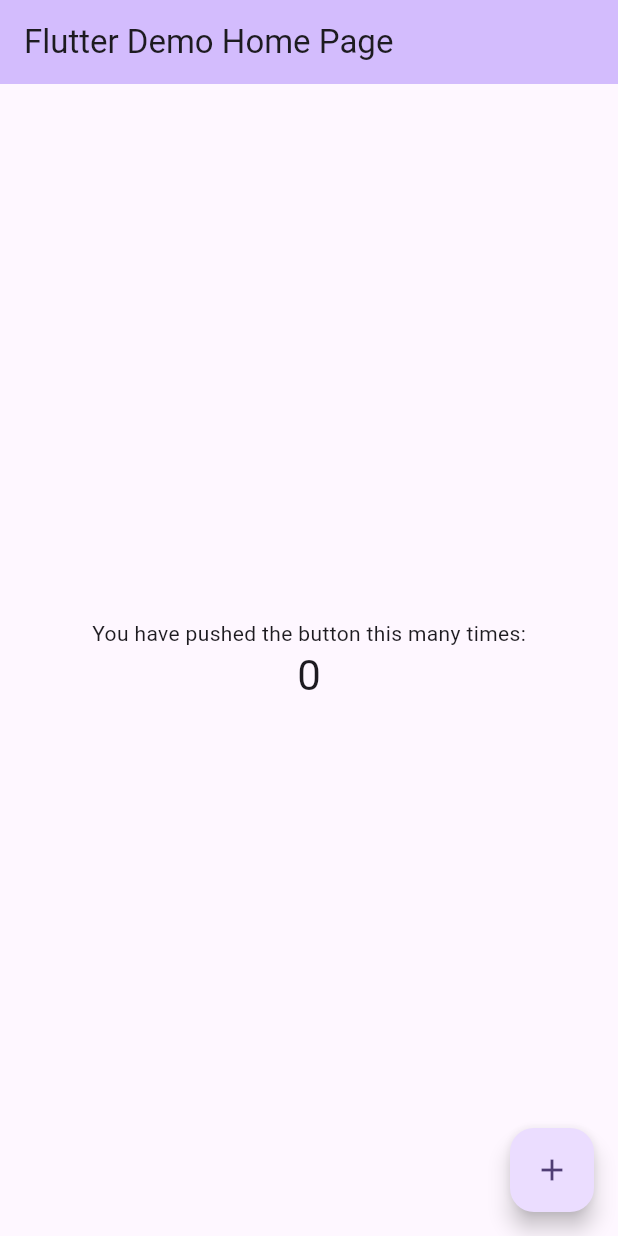
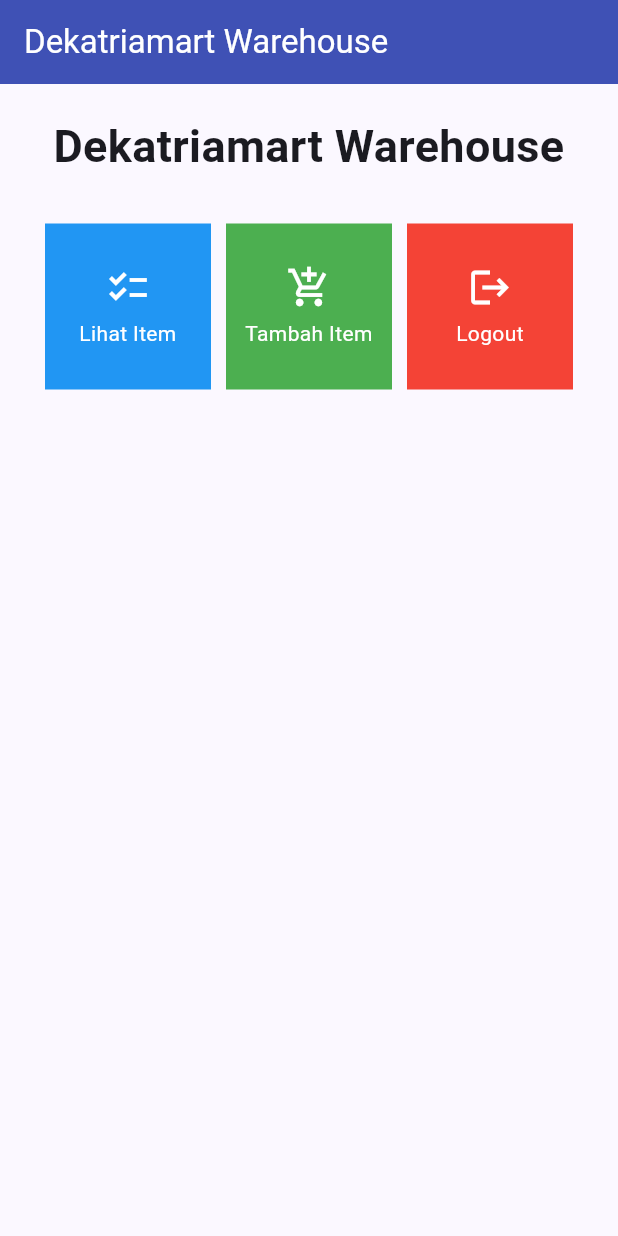
Before and after one commit to RobertBenyamin/DekatriaMart-Warehouse-Mobile, a Flutter app: the screen it shows after launch, on a phone screen of 412 x 824 dp. Run offline on Flutter 3.47's test engine with Material 2 defaults, Android fonts, the light colour scheme and no system bars.

Commit message:
feat: create 3 buttons

```diff
--- a/lib/main.dart
+++ b/lib/main.dart
@@ -1,4 +1,5 @@
 import 'package:flutter/material.dart';
+import 'package:dekatriamart_warehouse/menu.dart';
 
 void main() {
   runApp(const MyApp());
@@ -7,119 +8,16 @@
 class MyApp extends StatelessWidget {
   const MyApp({super.key});
 
-  // This widget is the root of your application.
   @override
   Widget build(BuildContext context) {
     return MaterialApp(
       title: 'Flutter Demo',
+      debugShowCheckedModeBanner: false,
       theme: ThemeData(
-        // This is the theme of your application.
-        //
-        // TRY THIS: Try running your application with "flutter run". You'll see
-        // the application has a blue toolbar. Then, without quitting the app,
-        // try changing the seedColor in the colorScheme below to Colors.green
-        // and then invoke "hot reload" (save your changes or press the "hot
-        // reload" button in a Flutter-supported IDE, or press "r" if you used
-        // the command line to start the app).
-        //
-        // Notice that the counter didn't reset back to zero; the application
-        // state is not lost during the reload. To reset the state, use hot
-        // restart instead.
-        //
-        // This works for code too, not just values: Most code changes can be
-        // tested with just a hot reload.
-        colorScheme: ColorScheme.fromSeed(seedColor: Colors.deepPurple),
+        colorScheme: ColorScheme.fromSeed(seedColor: Colors.indigo),
         useMaterial3: true,
       ),
-      home: const MyHomePage(title: 'Flutter Demo Home Page'),
+      home: MyHomePage(),
     );
   }
 }
-
-class MyHomePage extends StatefulWidget {
-  const MyHomePage({super.key, required this.title});
-
-  // This widget is the home page of your application. It is stateful, meaning
-  // that it has a State object (defined below) that contains fields that affect
-  // how it looks.
-
-  // This class is the configuration for the state. It holds the values (in this
-  // case the title) provided by the parent (in this case the App widget) and
-  // used by the build method of the State. Fields in a Widget subclass are
-  // always marked "final".
-
-  final String title;
-
-  @override
-  State<MyHomePage> createState() => _MyHomePageState();
-}
-
-class _MyHomePageState extends State<MyHomePage> {
-  int _counter = 0;
-
-  void _incrementCounter() {
-    setState(() {
-      // This call to setState tells the Flutter framework that something has
-      // changed in this State, which causes it to rerun the build method below
-      // so that the display can reflect the updated values. If we changed
-      // _counter without calling setState(), then the build method would not be
-      // called again, and so nothing would appear to happen.
-      _counter++;
-    });
-  }
-
-  @override
-  Widget build(BuildContext context) {
-    // This method is rerun every time setState is called, for instance as done
-    // by the _incrementCounter method above.
-    //
-    // The Flutter framework has been optimized to make rerunning build methods
-    // fast, so that you can just rebuild anything that needs updating rather
-    // than having to individually change instances of widgets.
-    return Scaffold(
-      appBar: AppBar(
-        // TRY THIS: Try changing the color here to a specific color (to
-        // Colors.amber, perhaps?) and trigger a hot reload to see the AppBar
-        // change color while the other colors stay the same.
-        backgroundColor: Theme.of(context).colorScheme.inversePrimary,
-        // Here we take the value from the MyHomePage object that was created by
-        // the App.build method, and use it to set our appbar title.
-        title: Text(widget.title),
-      ),
-      body: Center(
-        // Center is a layout widget. It takes a single child and positions it
-        // in the middle of the parent.
-        child: Column(
-          // Column is also a layout widget. It takes a list of children and
-          // arranges them vertically. By default, it sizes itself to fit its
-          // children horizontally, and tries to be as tall as its parent.
-          //
-          // Column has various properties to control how it sizes itself and
-          // how it positions its children. Here we use mainAxisAlignment to
-          // center the children vertically; the main axis here is the vertical
-          // axis because Columns are vertical (the cross axis would be
-          // horizontal).
-          //
-          // TRY THIS: Invoke "debug painting" (choose the "Toggle Debug Paint"
-          // action in the IDE, or press "p" in the console), to see the
-          // wireframe for each widget.
-          mainAxisAlignment: MainAxisAlignment.center,
-          children: <Widget>[
-            const Text(
-              'You have pushed the button this many times:',
-            ),
-            Text(
-              '$_counter',
-              style: Theme.of(context).textTheme.headlineMedium,
-            ),
-          ],
-        ),
-      ),
-      floatingActionButton: FloatingActionButton(
-        onPressed: _incrementCounter,
-        tooltip: 'Increment',
-        child: const Icon(Icons.add),
-      ), // This trailing comma makes auto-formatting nicer for build methods.
-    );
-  }
-}
--- /dev/null
+++ b/lib/menu.dart
@@ -0,0 +1,114 @@
+import 'package:flutter/material.dart';
+
+class MyHomePage extends StatelessWidget {
+  MyHomePage({Key? key}) : super(key: key);
+
+  final List<ShopItem> items = [
+    ShopItem("Lihat Item", Icons.checklist, Colors.blue), // Menambahkan warna
+    ShopItem("Tambah Item", Icons.add_shopping_cart, Colors.green), // Menambahkan warna
+    ShopItem("Logout", Icons.logout, Colors.red), // Menambahkan warna
+  ];
+
+  @override
+  Widget build(BuildContext context) {
+    return Scaffold(
+      appBar: AppBar(
+        title: const Text(
+          'Dekatriamart Warehouse',
+          style: TextStyle(color: Colors.white),
+        ),
+        backgroundColor: Colors.indigo,
+      ),
+      body: SingleChildScrollView(
+        // Widget wrapper yang dapat discroll
+        child: Padding(
+          padding: const EdgeInsets.all(10.0), // Set padding dari halaman
+          child: Column(
+            // Widget untuk menampilkan children secara vertikal
+            children: <Widget>[
+              const Padding(
+                padding: EdgeInsets.only(top: 10.0, bottom: 10.0),
+                // Widget Text untuk menampilkan tulisan dengan alignment center dan style yang sesuai
+                child: Text(
+                  'Dekatriamart Warehouse', // Text yang menandakan toko
+                  textAlign: TextAlign.center,
+                  style: TextStyle(
+                    fontSize: 30,
+                    fontWeight: FontWeight.bold,
+                  ),
+                ),
+              ),
+              // Grid layout
+              GridView.count(
+                // Container pada card kita.
+                primary: true,
+                padding: const EdgeInsets.all(20),
+                crossAxisSpacing: 10,
+                mainAxisSpacing: 10,
+                crossAxisCount: 3,
+                shrinkWrap: true,
+                children: items.map((ShopItem item) {
+                  // Iterasi untuk setiap item
+                  return ShopCard(item);
+                }).toList(),
+              ),
+            ],
+          ),
+        ),
+      ),
+    );
+  }
+}
+
+class ShopItem {
+  final String name;
+  final IconData icon;
+  final Color color;
+
+  ShopItem(this.name, this.icon, this.color);
+}
+
+class ShopCard extends StatelessWidget {
+  final ShopItem item;
+
+  const ShopCard(this.item, {super.key}); // Constructor
+
+  @override
+  Widget build(BuildContext context) {
+    return Material(
+      color: item.color,
+      child: InkWell(
+        // Area responsive terhadap sentuhan
+        onTap: () {
+          // Memunculkan SnackBar ketika diklik
+          ScaffoldMessenger.of(context)
+            ..hideCurrentSnackBar()
+            ..showSnackBar(SnackBar(
+                content: Text("Kamu telah menekan tombol ${item.name}!")));
+        },
+        child: Container(
+          // Container untuk menyimpan Icon dan Text
+          padding: const EdgeInsets.all(8),
+          child: Center(
+            child: Column(
+              mainAxisAlignment: MainAxisAlignment.center,
+              children: [
+                Icon(
+                  item.icon,
+                  color: Colors.white,
+                  size: 30.0,
+                ),
+                const Padding(padding: EdgeInsets.all(3)),
+                Text(
+                  item.name,
+                  textAlign: TextAlign.center,
+                  style: const TextStyle(color: Colors.white),
+                ),
+              ],
+            ),
+          ),
+        ),
+      ),
+    );
+  }
+}
```
